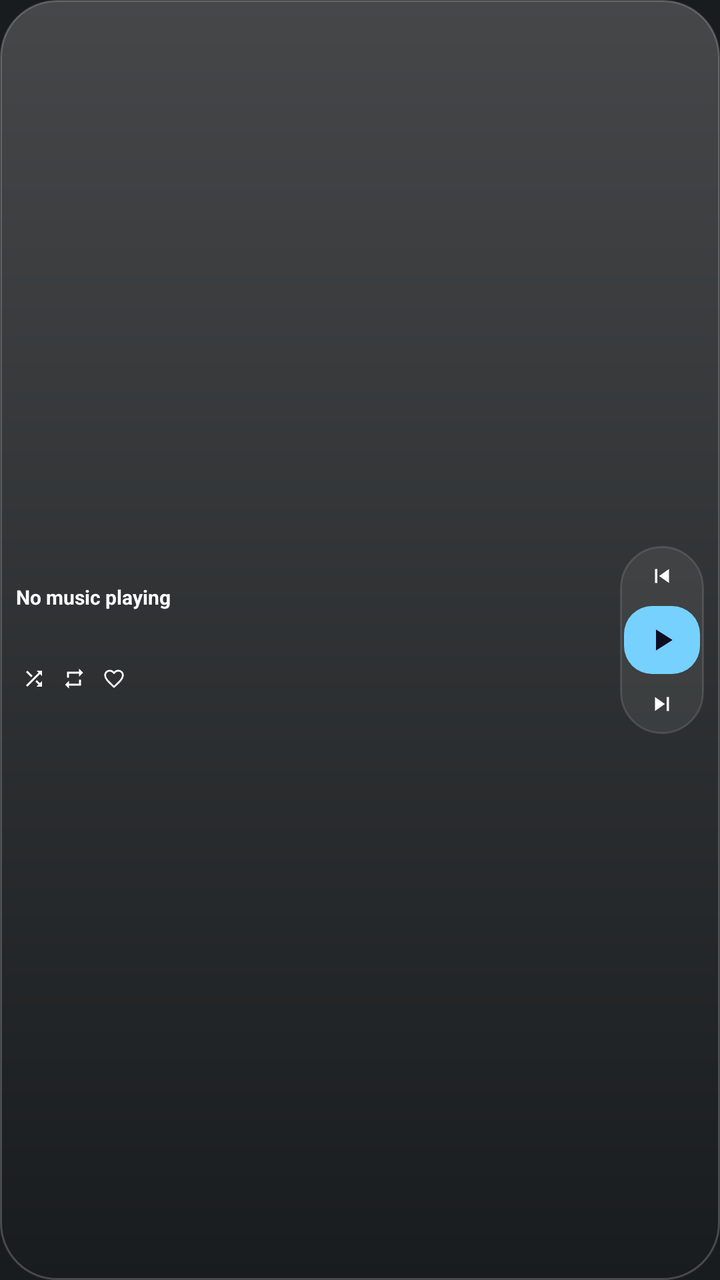
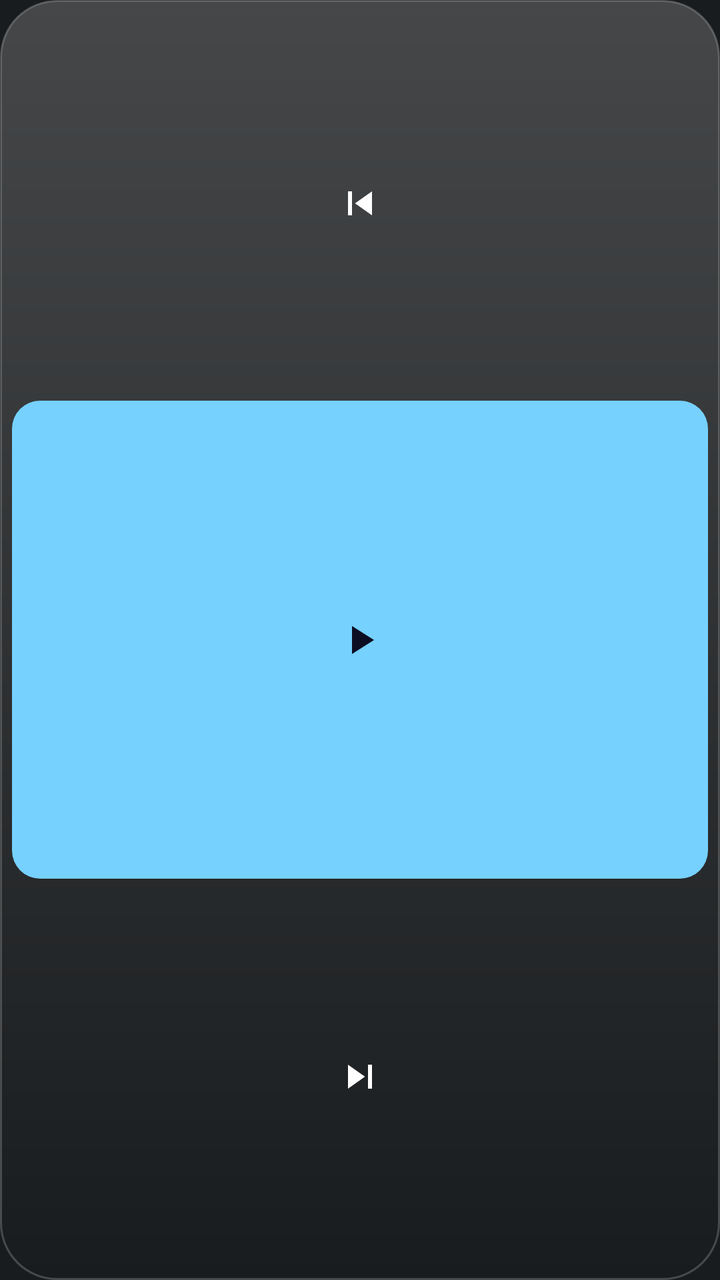

An Android layout rendered at two revisions. The XML below is the earlier revision; the diff shows what the commit changed to produce the second picture.
<!-- AndroidManifest.xml: application theme android:Theme.DeviceDefault -->
<!-- res/layout/widget_music_micro.xml -->
<?xml version="1.0" encoding="utf-8"?>
<LinearLayout xmlns:android="http://schemas.android.com/apk/res/android"
    android:id="@+id/widgetRoot"
    android:layout_width="match_parent"
    android:layout_height="match_parent"
    android:background="@drawable/widget_bg"
    android:orientation="horizontal"
    android:padding="8dp"
    android:gravity="center_vertical">

    
    <LinearLayout
        android:layout_width="0dp"
        android:layout_height="wrap_content"
        android:layout_weight="1"
        android:layout_marginEnd="6dp"
        android:orientation="vertical"
        android:gravity="center_vertical">

        <TextView
            android:id="@+id/songTitle"
            android:layout_width="match_parent"
            android:layout_height="wrap_content"
            android:text="No music playing"
            android:textColor="#FFFFFFFF"
            android:textSize="10sp"
            android:textStyle="bold"
            android:maxLines="2"
            android:ellipsize="end"
            android:autoSizeTextType="uniform"
            android:autoSizeMinTextSize="7sp"
            android:autoSizeMaxTextSize="11sp"/>

        <TextView
            android:id="@+id/artistName"
            android:layout_width="match_parent"
            android:layout_height="wrap_content"
            android:text=""
            android:textColor="#CCFFFFFF"
            android:textSize="8sp"
            android:maxLines="2"
            android:ellipsize="end"
            android:autoSizeTextType="uniform"
            android:autoSizeMinTextSize="7sp"
            android:autoSizeMaxTextSize="9sp"/>

        <TextView
            android:id="@+id/albumName"
            android:layout_width="match_parent"
            android:layout_height="wrap_content"
            android:text=""
            android:textColor="#99FFFFFF"
            android:textSize="8sp"
            android:maxLines="1"
            android:ellipsize="end"
            android:autoSizeTextType="uniform"
            android:autoSizeMinTextSize="7sp"
            android:autoSizeMaxTextSize="9sp"/>

        <LinearLayout
            android:layout_width="wrap_content"
            android:layout_height="wrap_content"
            android:layout_marginTop="3dp"
            android:orientation="horizontal"
            android:gravity="center_vertical">

            <ImageView
                android:id="@+id/btnShuffle"
                android:layout_width="18dp"
                android:layout_height="18dp"
                android:src="@drawable/ic_shuffle"
                android:background="@drawable/ripple_cell_sm"
                android:scaleType="centerInside"
                android:padding="3dp"/>

            <ImageView
                android:id="@+id/btnRepeat"
                android:layout_width="18dp"
                android:layout_height="18dp"
                android:layout_marginStart="2dp"
                android:src="@drawable/ic_repeat"
                android:background="@drawable/ripple_cell_sm"
                android:scaleType="centerInside"
                android:padding="3dp"/>

            <ImageView
                android:id="@+id/btnLike"
                android:layout_width="18dp"
                android:layout_height="18dp"
                android:layout_marginStart="2dp"
                android:src="@drawable/ic_heart_outline"
                android:background="@drawable/ripple_cell_sm"
                android:scaleType="centerInside"
                android:padding="3dp"/>

        </LinearLayout>

    </LinearLayout>

    
    <LinearLayout
        android:layout_width="42dp"
        android:layout_height="wrap_content"
        android:background="@drawable/dock_bg"
        android:orientation="vertical"
        android:padding="2dp"
        android:gravity="center">

        <ImageView
            android:id="@+id/btnPrev"
            android:layout_width="38dp"
            android:layout_height="26dp"
            android:src="@drawable/ic_skip_previous"
            android:background="@drawable/ripple_cell"
            android:scaleType="centerInside"
            android:padding="6dp"/>

        <ImageView
            android:id="@+id/btnPlayPause"
            android:layout_width="38dp"
            android:layout_height="34dp"
            android:layout_marginTop="2dp"
            android:src="@drawable/ic_play"
            android:background="@drawable/play_pill"
            android:scaleType="centerInside"
            android:padding="8dp"/>

        <ImageView
            android:id="@+id/btnNext"
            android:layout_width="38dp"
            android:layout_height="26dp"
            android:layout_marginTop="2dp"
            android:src="@drawable/ic_skip_next"
            android:background="@drawable/ripple_cell"
            android:scaleType="centerInside"
            android:padding="6dp"/>

    </LinearLayout>

</LinearLayout>
<!-- resources referenced by this layout -->
<resources>
  <!-- drawable dock_bg (drawable) -->
  <?xml version="1.0" encoding="utf-8"?>
  <shape xmlns:android="http://schemas.android.com/apk/res/android">
      <solid android:color="#12FFFFFF"/>
      <corners android:radius="22dp"/>
      <stroke
          android:width="1dp"
          android:color="#1FFFFFFF"/>
  </shape>
  <!-- drawable ic_heart_outline (drawable) -->
  <vector xmlns:android="http://schemas.android.com/apk/res/android"
      android:width="24dp"
      android:height="24dp"
      android:viewportWidth="24"
      android:viewportHeight="24">
      <path
          android:fillColor="#00000000"
          android:strokeColor="#FFFFFFFF"
          android:strokeWidth="1.8"
          android:strokeLineCap="round"
          android:strokeLineJoin="round"
          android:pathData="M12,20.2l-1.1,-1C6.1,14.7 3.1,11.9 3.1,8.6 3.1,6 5.1,4 7.7,4c1.5,0 2.9,0.7 3.8,1.8L12,6.4l0.5,-0.6C13.4,4.7 14.8,4 16.3,4c2.6,0 4.6,2 4.6,4.6 0,3.3 -3,6.1 -7.8,10.6L12,20.2z"/>
  </vector>
  <!-- drawable ic_play (drawable) -->
  <vector xmlns:android="http://schemas.android.com/apk/res/android"
      android:width="24dp" android:height="24dp"
      android:viewportWidth="24" android:viewportHeight="24">
      <path android:fillColor="#FF0D0D22"
          android:pathData="M8,5v14l11,-7z"/>
  </vector>
  <!-- drawable ic_repeat (drawable) -->
  <vector xmlns:android="http://schemas.android.com/apk/res/android"
      android:width="24dp"
      android:height="24dp"
      android:viewportWidth="24"
      android:viewportHeight="24">
      <path
          android:fillColor="#FFFFFFFF"
          android:pathData="M7,7h10v3l4,-4 -4,-4v3H5v6h2V7zM17,17H7v-3l-4,4 4,4v-3h12v-6h-2v4z"/>
  </vector>
  <!-- drawable ic_shuffle (drawable) -->
  <vector xmlns:android="http://schemas.android.com/apk/res/android"
      android:width="24dp"
      android:height="24dp"
      android:viewportWidth="24"
      android:viewportHeight="24">
      <path
          android:fillColor="#FFFFFFFF"
          android:pathData="M10.59,9.17L5.41,4 4,5.41l5.17,5.17 1.42,-1.41zM14.5,4l2.04,2.04L4,18.59 5.41,20 17.96,7.46 20,9.5V4h-5.5zM14.83,13.41l-1.41,1.41 3.13,3.13L14.5,20H20v-5.5l-2.04,2.04 -3.13,-3.13z"/>
  </vector>
  <!-- drawable ic_skip_next (drawable) -->
  <vector xmlns:android="http://schemas.android.com/apk/res/android"
      android:width="24dp" android:height="24dp"
      android:viewportWidth="24" android:viewportHeight="24">
      <path android:fillColor="#FFFFFFFF"
          android:pathData="M6,18l8.5,-6L6,6v12zM16,6v12h2V6h-2z"/>
  </vector>
  <!-- drawable ic_skip_previous (drawable) -->
  <vector xmlns:android="http://schemas.android.com/apk/res/android"
      android:width="24dp" android:height="24dp"
      android:viewportWidth="24" android:viewportHeight="24">
      <path android:fillColor="#FFFFFFFF"
          android:pathData="M6,6h2v12H6zM9.5,12l8.5,6V6z"/>
  </vector>
  <!-- drawable ripple_cell_sm (drawable) -->
  <?xml version="1.0" encoding="utf-8"?>
  <selector xmlns:android="http://schemas.android.com/apk/res/android">
      <item android:state_pressed="true">
          <shape android:shape="rectangle">
              <solid android:color="#38FFFFFF"/>
              <corners android:radius="7dp"/>
          </shape>
      </item>
      <item>
          <shape android:shape="rectangle">
              <solid android:color="#00000000"/>
              <corners android:radius="7dp"/>
          </shape>
      </item>
  </selector>
  <!-- drawable widget_bg (drawable) -->
  <?xml version="1.0" encoding="utf-8"?>
  <shape xmlns:android="http://schemas.android.com/apk/res/android">
      <solid android:color="#E61A1B1F"/>
      <corners android:radius="28dp"/>
      <stroke
          android:width="1dp"
          android:color="#26FFFFFF"/>
  </shape>
  <!-- unchanged entries left out for length: 2 -->
</resources>

<!-- the commit's change to res/layout/widget_music_micro.xml (unified diff, before → after) -->
@@ -4,137 +4,77 @@
     android:layout_width="match_parent"
     android:layout_height="match_parent"
     android:background="@drawable/widget_bg"
-    android:orientation="horizontal"
-    android:padding="8dp"
-    android:gravity="center_vertical">
+    android:orientation="vertical"
+    android:padding="6dp"
+    android:gravity="center">
+
+    <ImageView
+        android:id="@+id/btnPrev"
+        android:layout_width="match_parent"
+        android:layout_height="0dp"
+        android:layout_weight="1"
+        android:src="@drawable/ic_skip_previous"
+        android:background="@drawable/ripple_cell"
+        android:scaleType="centerInside"
+        android:padding="7dp"/>
+
+    <ImageView
+        android:id="@+id/btnPlayPause"
+        android:layout_width="match_parent"
+        android:layout_height="0dp"
+        android:layout_weight="1.25"
+        android:layout_marginTop="3dp"
+        android:src="@drawable/ic_play"
+        android:background="@drawable/play_pill"
+        android:scaleType="centerInside"
+        android:padding="9dp"/>
+
+    <ImageView
+        android:id="@+id/btnNext"
+        android:layout_width="match_parent"
+        android:layout_height="0dp"
+        android:layout_weight="1"
+        android:layout_marginTop="3dp"
+        android:src="@drawable/ic_skip_next"
+        android:background="@drawable/ripple_cell"
+        android:scaleType="centerInside"
+        android:padding="7dp"/>
 
     
-    <LinearLayout
+    <ImageView
+        android:id="@+id/albumArt"
         android:layout_width="0dp"
-        android:layout_height="wrap_content"
-        android:layout_weight="1"
-        android:layout_marginEnd="6dp"
-        android:orientation="vertical"
-        android:gravity="center_vertical">
-
-        <TextView
-            android:id="@+id/songTitle"
-            android:layout_width="match_parent"
-            android:layout_height="wrap_content"
-            android:text="No music playing"
-            android:textColor="#FFFFFFFF"
-            android:textSize="10sp"
-            android:textStyle="bold"
-            android:maxLines="2"
-            android:ellipsize="end"
-            android:autoSizeTextType="uniform"
-            android:autoSizeMinTextSize="7sp"
-            android:autoSizeMaxTextSize="11sp"/>
-
-        <TextView
-            android:id="@+id/artistName"
-            android:layout_width="match_parent"
-            android:layout_height="wrap_content"
-            android:text=""
-            android:textColor="#CCFFFFFF"
-            android:textSize="8sp"
-            android:maxLines="2"
-            android:ellipsize="end"
-            android:autoSizeTextType="uniform"
-            android:autoSizeMinTextSize="7sp"
-            android:autoSizeMaxTextSize="9sp"/>
-
-        <TextView
-            android:id="@+id/albumName"
-            android:layout_width="match_parent"
-            android:layout_height="wrap_content"
-            android:text=""
-            android:textColor="#99FFFFFF"
-            android:textSize="8sp"
-            android:maxLines="1"
-            android:ellipsize="end"
-            android:autoSizeTextType="uniform"
-            android:autoSizeMinTextSize="7sp"
-            android:autoSizeMaxTextSize="9sp"/>
-
-        <LinearLayout
-            android:layout_width="wrap_content"
-            android:layout_height="wrap_content"
-            android:layout_marginTop="3dp"
-            android:orientation="horizontal"
-            android:gravity="center_vertical">
-
-            <ImageView
-                android:id="@+id/btnShuffle"
-                android:layout_width="18dp"
-                android:layout_height="18dp"
-                android:src="@drawable/ic_shuffle"
-                android:background="@drawable/ripple_cell_sm"
-                android:scaleType="centerInside"
-                android:padding="3dp"/>
-
-            <ImageView
-                android:id="@+id/btnRepeat"
-                android:layout_width="18dp"
-                android:layout_height="18dp"
-                android:layout_marginStart="2dp"
-                android:src="@drawable/ic_repeat"
-                android:background="@drawable/ripple_cell_sm"
-                android:scaleType="centerInside"
-                android:padding="3dp"/>
-
-            <ImageView
-                android:id="@+id/btnLike"
-                android:layout_width="18dp"
-                android:layout_height="18dp"
-                android:layout_marginStart="2dp"
-                android:src="@drawable/ic_heart_outline"
-                android:background="@drawable/ripple_cell_sm"
-                android:scaleType="centerInside"
-                android:padding="3dp"/>
-
-        </LinearLayout>
-
-    </LinearLayout>
-
-    
-    <LinearLayout
-        android:layout_width="42dp"
-        android:layout_height="wrap_content"
-        android:background="@drawable/dock_bg"
-        android:orientation="vertical"
-        android:padding="2dp"
-        android:gravity="center">
-
-        <ImageView
-            android:id="@+id/btnPrev"
-            android:layout_width="38dp"
-            android:layout_height="26dp"
-            android:src="@drawable/ic_skip_previous"
-            android:background="@drawable/ripple_cell"
-            android:scaleType="centerInside"
-            android:padding="6dp"/>
-
-        <ImageView
-            android:id="@+id/btnPlayPause"
-            android:layout_width="38dp"
-            android:layout_height="34dp"
-            android:layout_marginTop="2dp"
-            android:src="@drawable/ic_play"
-            android:background="@drawable/play_pill"
-            android:scaleType="centerInside"
-            android:padding="8dp"/>
-
-        <ImageView
-            android:id="@+id/btnNext"
-            android:layout_width="38dp"
-            android:layout_height="26dp"
-            android:layout_marginTop="2dp"
-            android:src="@drawable/ic_skip_next"
-            android:background="@drawable/ripple_cell"
-            android:scaleType="centerInside"
-            android:padding="6dp"/>
-
-    </LinearLayout>
+        android:layout_height="0dp"
+        android:visibility="gone"/>
+    <TextView
+        android:id="@+id/songTitle"
+        android:layout_width="0dp"
+        android:layout_height="0dp"
+        android:visibility="gone"/>
+    <TextView
+        android:id="@+id/artistName"
+        android:layout_width="0dp"
+        android:layout_height="0dp"
+        android:visibility="gone"/>
+    <TextView
+        android:id="@+id/albumName"
+        android:layout_width="0dp"
+        android:layout_height="0dp"
+        android:visibility="gone"/>
+    <ImageView
+        android:id="@+id/btnShuffle"
+        android:layout_width="0dp"
+        android:layout_height="0dp"
+        android:visibility="gone"/>
+    <ImageView
+        android:id="@+id/btnRepeat"
+        android:layout_width="0dp"
+        android:layout_height="0dp"
+        android:visibility="gone"/>
+    <ImageView
+        android:id="@+id/btnLike"
+        android:layout_width="0dp"
+        android:layout_height="0dp"
+        android:visibility="gone"/>
 
 </LinearLayout>
<!-- resource entries referenced after the edit -->
@@ -1,54 +1,11 @@
 <!-- resources referenced by this layout -->
 <resources>
-  <!-- drawable dock_bg (drawable) -->
-  <?xml version="1.0" encoding="utf-8"?>
-  <shape xmlns:android="http://schemas.android.com/apk/res/android">
-      <solid android:color="#12FFFFFF"/>
-      <corners android:radius="22dp"/>
-      <stroke
-          android:width="1dp"
-          android:color="#1FFFFFFF"/>
-  </shape>
-  <!-- drawable ic_heart_outline (drawable) -->
-  <vector xmlns:android="http://schemas.android.com/apk/res/android"
-      android:width="24dp"
-      android:height="24dp"
-      android:viewportWidth="24"
-      android:viewportHeight="24">
-      <path
-          android:fillColor="#00000000"
-          android:strokeColor="#FFFFFFFF"
-          android:strokeWidth="1.8"
-          android:strokeLineCap="round"
-          android:strokeLineJoin="round"
-          android:pathData="M12,20.2l-1.1,-1C6.1,14.7 3.1,11.9 3.1,8.6 3.1,6 5.1,4 7.7,4c1.5,0 2.9,0.7 3.8,1.8L12,6.4l0.5,-0.6C13.4,4.7 14.8,4 16.3,4c2.6,0 4.6,2 4.6,4.6 0,3.3 -3,6.1 -7.8,10.6L12,20.2z"/>
-  </vector>
   <!-- drawable ic_play (drawable) -->
   <vector xmlns:android="http://schemas.android.com/apk/res/android"
       android:width="24dp" android:height="24dp"
       android:viewportWidth="24" android:viewportHeight="24">
       <path android:fillColor="#FF0D0D22"
           android:pathData="M8,5v14l11,-7z"/>
-  </vector>
-  <!-- drawable ic_repeat (drawable) -->
-  <vector xmlns:android="http://schemas.android.com/apk/res/android"
-      android:width="24dp"
-      android:height="24dp"
-      android:viewportWidth="24"
-      android:viewportHeight="24">
-      <path
-          android:fillColor="#FFFFFFFF"
-          android:pathData="M7,7h10v3l4,-4 -4,-4v3H5v6h2V7zM17,17H7v-3l-4,4 4,4v-3h12v-6h-2v4z"/>
-  </vector>
-  <!-- drawable ic_shuffle (drawable) -->
-  <vector xmlns:android="http://schemas.android.com/apk/res/android"
-      android:width="24dp"
-      android:height="24dp"
-      android:viewportWidth="24"
-      android:viewportHeight="24">
-      <path
-          android:fillColor="#FFFFFFFF"
-          android:pathData="M10.59,9.17L5.41,4 4,5.41l5.17,5.17 1.42,-1.41zM14.5,4l2.04,2.04L4,18.59 5.41,20 17.96,7.46 20,9.5V4h-5.5zM14.83,13.41l-1.41,1.41 3.13,3.13L14.5,20H20v-5.5l-2.04,2.04 -3.13,-3.13z"/>
   </vector>
   <!-- drawable ic_skip_next (drawable) -->
   <vector xmlns:android="http://schemas.android.com/apk/res/android"
@@ -64,22 +21,6 @@
       <path android:fillColor="#FFFFFFFF"
           android:pathData="M6,6h2v12H6zM9.5,12l8.5,6V6z"/>
   </vector>
-  <!-- drawable ripple_cell_sm (drawable) -->
-  <?xml version="1.0" encoding="utf-8"?>
-  <selector xmlns:android="http://schemas.android.com/apk/res/android">
-      <item android:state_pressed="true">
-          <shape android:shape="rectangle">
-              <solid android:color="#38FFFFFF"/>
-              <corners android:radius="7dp"/>
-          </shape>
-      </item>
-      <item>
-          <shape android:shape="rectangle">
-              <solid android:color="#00000000"/>
-              <corners android:radius="7dp"/>
-          </shape>
-      </item>
-  </selector>
   <!-- drawable widget_bg (drawable) -->
   <?xml version="1.0" encoding="utf-8"?>
   <shape xmlns:android="http://schemas.android.com/apk/res/android">
